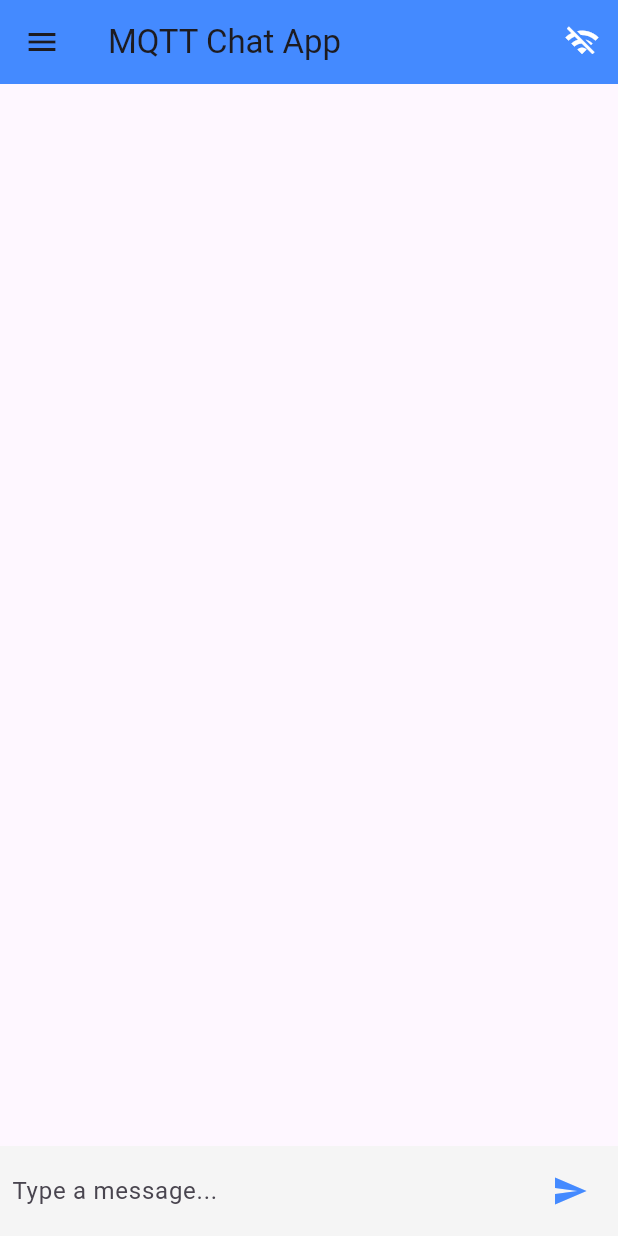
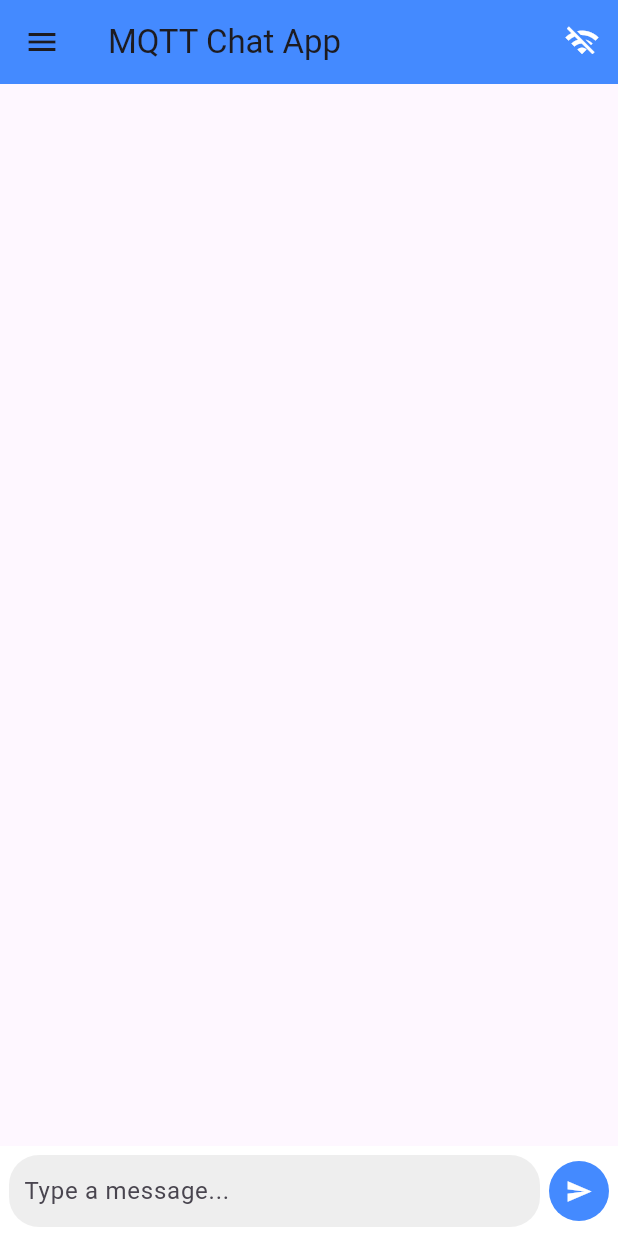
Before and after one commit to Harsh-har/MqqtApp, a Flutter app: the screen it shows after launch, in the side drawer, after a tap on the "send" icon, on a phone screen of 412 x 824 dp. Run offline on Flutter 3.47's test engine with Material 3 defaults, Android fonts, the phone set to English and light mode, and no system bars; missing offline and left inert: mobile_scanner, mqtt_client, wifi_iot.

Commit message:
full working

```diff
--- a/lib/Home_Screen.dart
+++ b/lib/Home_Screen.dart
@@ -29,10 +29,11 @@ class _HomePageState extends State<HomePage> {
   @override
   void initState() {
     super.initState();
-    brokerController.text = '192.168.1.200'; // 🔹 Local broker IP
-    topicController.text = 'flutter/test';
-    usernameController.text = 'myuser'; // 🔹 Set your broker username
-    passwordController.text = 'mypassword'; // 🔹 Set your broker password
+    // Default settings
+    brokerController.text = '';
+    topicController.text = '';
+    usernameController.text = '';
+    passwordController.text = '';
     clientId = 'flutter_client_${DateTime.now().millisecondsSinceEpoch}';
     connectMQTT();
   }
@@ -64,7 +65,7 @@ class _HomePageState extends State<HomePage> {
 
     client = MqttServerClient(broker, clientId);
     client!.port = 1883;
-    client!.logging(on: true); // 🔹 Enable logging
+    client!.logging(on: true);
     client!.keepAlivePeriod = 20;
     client!.onDisconnected = onDisconnected;
     client!.onConnected = onConnected;
@@ -79,7 +80,6 @@ class _HomePageState extends State<HomePage> {
         .withWillQos(MqttQos.atLeastOnce);
 
     try {
-      // 🔹 If username/password provided, use them, else null
       if (username.isNotEmpty && password.isNotEmpty) {
         await client!.connect(username, password);
       } else {
@@ -99,15 +99,27 @@ class _HomePageState extends State<HomePage> {
 
       client!.updates!.listen((List<MqttReceivedMessage<MqttMessage>> c) {
         final recMess = c[0].payload as MqttPublishMessage;
-        final pt = MqttPublishPayload.bytesToStringAsString(recMess.payload.message);
+        final rawPayload = MqttPublishPayload.bytesToStringAsString(recMess.payload.message);
 
-        // 🔹 Ignore messages sent by this client
-        if (pt.startsWith("$clientId:")) return;
+        // Define the expected prefix for all published messages
+        final prefix = "$clientId:";
+
+        // 1. Filter out the message published by this client itself (echo from broker)
+        if (rawPayload.startsWith(prefix)) return;
+
+        // 2. Strip the SENDER's client ID from the payload before displaying
+        String messageText = rawPayload;
+        final parts = rawPayload.split(':');
+        if (parts.length > 1 && parts[0].length > 0) {
+          // Re-join everything after the first colon to get the clean message
+          messageText = parts.sublist(1).join(':').trim();
+        }
 
         setState(() {
-          messages.add({"text": pt, "sentByMe": false});
+          messages.add({"text": messageText, "sentByMe": false});
         });
 
+        // Scroll to the bottom of the chat view
         Future.delayed(const Duration(milliseconds: 100), () {
           if (_scrollController.hasClients) {
             _scrollController.jumpTo(_scrollController.position.maxScrollExtent);
@@ -123,16 +135,21 @@ class _HomePageState extends State<HomePage> {
   }
 
   void onConnected() {
+    // Ensure state update runs only if the widget is mounted
+    if (mounted) {
       ScaffoldMessenger.of(context).showSnackBar(
         const SnackBar(content: Text("✅ Connected to MQTT Broker")),
       );
     }
+  }
 
   void onDisconnected() {
+    if (mounted) {
       setState(() => isConnected = false);
       ScaffoldMessenger.of(context).showSnackBar(
         const SnackBar(content: Text("⚠️ Disconnected from MQTT Broker")),
       );
+    }
   }
 
   void onSubscribed(String topic) {
@@ -198,6 +215,9 @@ class _HomePageState extends State<HomePage> {
                       ? Alignment.centerRight
                       : Alignment.centerLeft,
                   child: Container(
+                    constraints: BoxConstraints(
+                      maxWidth: MediaQuery.of(context).size.width * 0.75,
+                    ),
                     padding: const EdgeInsets.symmetric(vertical: 10, horizontal: 14),
                     margin: const EdgeInsets.symmetric(vertical: 5),
                     decoration: BoxDecoration(
@@ -221,26 +241,45 @@ class _HomePageState extends State<HomePage> {
             ),
           ),
           Container(
-            padding: const EdgeInsets.symmetric(horizontal: 8.0, vertical: 6.0),
-            color: Colors.grey[100],
+            padding: const EdgeInsets.symmetric(horizontal: 6, vertical: 6),
+            color: Colors.white,
+            child: SafeArea(
               child: Row(
                 children: [
                   Expanded(
+                    child: Container(
+                      padding: const EdgeInsets.symmetric(horizontal: 10, vertical: 8),
+                      decoration: BoxDecoration(
+                        color: Colors.grey[200],
+                        borderRadius: BorderRadius.circular(20),
+                      ),
                       child: TextField(
                         controller: _controller,
+                        minLines: 1,
+                        maxLines: 3,
                         decoration: const InputDecoration(
                           hintText: "Type a message...",
                           border: InputBorder.none,
+                          isDense: true,
                         ),
                       ),
                     ),
-                IconButton(
-                  icon: const Icon(Icons.send, color: Colors.blueAccent),
+                  ),
+                  const SizedBox(width: 6),
+                  CircleAvatar(
+                    radius: 20,
+                    backgroundColor: Colors.blueAccent,
+                    child: IconButton(
+                      icon: const Icon(Icons.send, size: 18, color: Colors.white),
                       onPressed: sendMessage,
+                    ),
                   ),
                 ],
               ),
             ),
+          )
+          ,
+
         ],
       ),
     );
--- a/lib/NavigationDrawer_Screen.dart
+++ b/lib/NavigationDrawer_Screen.dart
@@ -60,7 +60,6 @@ class _AppDrawerState extends State<AppDrawer> {
             decoration: BoxDecoration(color: Colors.blueAccent),
           ),
 
-          // Home menu
           ListTile(
             leading: const Icon(Icons.home),
             title: const Text("Home"),
@@ -76,20 +75,20 @@ class _AppDrawerState extends State<AppDrawer> {
             children: [
               buildTextField(
                 controller: widget.usernameController,
-                label: "Username (optional)",
+                label: "Username",
               ),
               buildTextField(
                 controller: widget.passwordController,
-                label: "Password (optional)",
+                label: "Password",
                 obscure: true,
               ),
               buildTextField(
                 controller: widget.brokerController,
-                label: "Broker Host / ID",
+                label: "Broker ID",
               ),
               buildTextField(
                 controller: widget.ipController,
-                label: "Broker IP (optional)",
+                label: "Broker IP ",
                 type: TextInputType.number,
               ),
               buildTextField(
@@ -99,13 +98,12 @@ class _AppDrawerState extends State<AppDrawer> {
               Padding(
                 padding: const EdgeInsets.symmetric(horizontal: 16, vertical: 8),
                 child: ElevatedButton.icon(
-                  icon: const Icon(Icons.refresh),
-                  label: const Text("Save & Reconnect"),
+                  icon: const Icon(Icons.save),
+                  label: const Text("Save"),
                   onPressed: () {
-                    // MQTT connect function call
                     widget.onSave();
                     ScaffoldMessenger.of(context).showSnackBar(
-                      const SnackBar(content: Text("🔄 Settings saved, reconnecting...")),
+                      const SnackBar(content: Text("🔄 Settings saved")),
                     );
                     Navigator.pop(context);
                   },
@@ -114,7 +112,6 @@ class _AppDrawerState extends State<AppDrawer> {
             ],
           ),
 
-          // QR Code menu
           ListTile(
             leading: const Icon(Icons.qr_code),
             title: const Text("QR Code"),
```
Also changed, not shown: 1 other file. Lines whose indentation alone changed are shown as unchanged.
